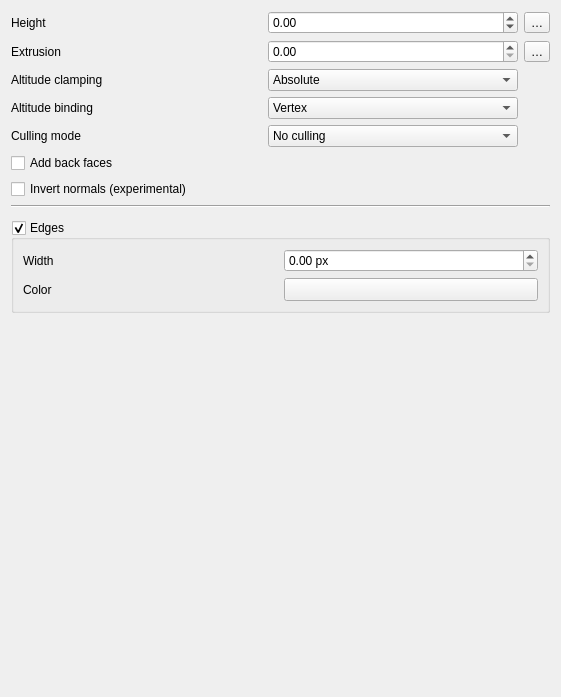
Qt form src/ui/3d/polygon3dsymbolwidget.ui (qgis/QGIS) before a commit.
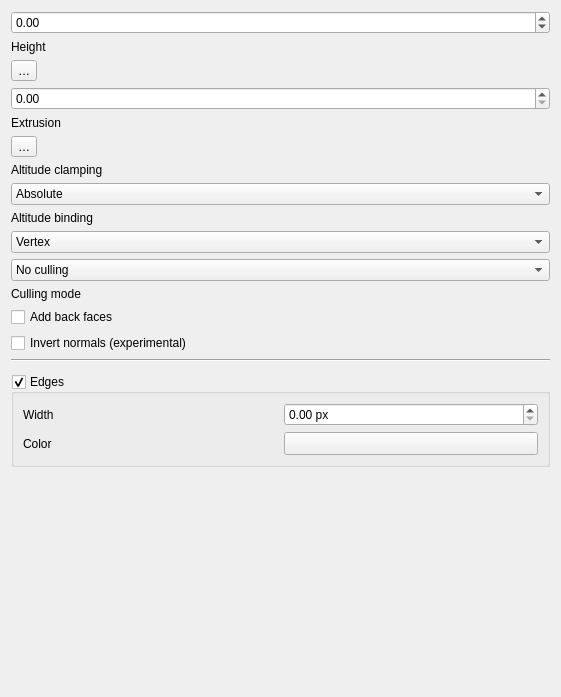
The same form after that commit. Custom widgets are drawn as their Qt base class.

Patch:
```diff
--- a/src/ui/3d/polygon3dsymbolwidget.ui
+++ b/src/ui/3d/polygon3dsymbolwidget.ui
@@ -13,55 +13,60 @@
   <property name="windowTitle">
    <string>Form</string>
   </property>
-  <layout class="QGridLayout" name="gridLayout_2">
-   <item row="4" column="0">
-    <widget class="QLabel" name="label_5">
+  <layout class="QVBoxLayout" name="verticalLayout">
+   <item>
+    <widget class="QgsDoubleSpinBox" name="spinHeight">
+     <property name="minimum">
+      <double>-99999.000000000000000</double>
+     </property>
+     <property name="maximum">
+      <double>99999.000000000000000</double>
+     </property>
+    </widget>
+   </item>
+   <item>
+    <widget class="QLabel" name="label">
      <property name="text">
-      <string>Culling mode</string>
+      <string>Height</string>
      </property>
     </widget>
    </item>
-   <item row="1" column="0">
+   <item>
+    <widget class="QgsPropertyOverrideButton" name="btnHeightDD">
+     <property name="text">
+      <string>…</string>
+     </property>
+    </widget>
+   </item>
+   <item>
+    <widget class="QgsDoubleSpinBox" name="spinExtrusion">
+     <property name="maximum">
+      <double>99999.000000000000000</double>
+     </property>
+    </widget>
+   </item>
+   <item>
     <widget class="QLabel" name="label_2">
      <property name="text">
       <string>Extrusion</string>
      </property>
     </widget>
    </item>
-   <item row="5" column="0">
-    <widget class="QCheckBox" name="chkAddBackFaces">
-     <property name="text">
-      <string>Add back faces</string>
-     </property>
-    </widget>
-   </item>
-   <item row="4" column="1">
-    <widget class="QComboBox" name="cboCullingMode">
-     <item>
-      <property name="text">
-       <string>No culling</string>
-      </property>
-     </item>
-     <item>
-      <property name="text">
-       <string>Front</string>
-      </property>
-     </item>
-     <item>
-      <property name="text">
-       <string>Back</string>
-      </property>
-     </item>
-    </widget>
-   </item>
-   <item row="1" column="2">
+   <item>
     <widget class="QgsPropertyOverrideButton" name="btnExtrusionDD">
      <property name="text">
       <string>…</string>
      </property>
     </widget>
    </item>
-   <item row="2" column="1">
+   <item>
+    <widget class="QLabel" name="label_3">
+     <property name="text">
+      <string>Altitude clamping</string>
+     </property>
+    </widget>
+   </item>
+   <item>
     <widget class="QComboBox" name="cboAltClamping">
      <item>
       <property name="text">
@@ -80,7 +85,78 @@
      </item>
     </widget>
    </item>
-   <item row="9" column="0" colspan="3">
+   <item>
+    <widget class="QLabel" name="label_4">
+     <property name="text">
+      <string>Altitude binding</string>
+     </property>
+    </widget>
+   </item>
+   <item>
+    <widget class="QComboBox" name="cboAltBinding">
+     <item>
+      <property name="text">
+       <string>Vertex</string>
+      </property>
+     </item>
+     <item>
+      <property name="text">
+       <string>Centroid</string>
+      </property>
+     </item>
+    </widget>
+   </item>
+   <item>
+    <widget class="QComboBox" name="cboCullingMode">
+     <item>
+      <property name="text">
+       <string>No culling</string>
+      </property>
+     </item>
+     <item>
+      <property name="text">
+       <string>Front</string>
+      </property>
+     </item>
+     <item>
+      <property name="text">
+       <string>Back</string>
+      </property>
+     </item>
+    </widget>
+   </item>
+   <item>
+    <widget class="QLabel" name="label_5">
+     <property name="text">
+      <string>Culling mode</string>
+     </property>
+    </widget>
+   </item>
+   <item>
+    <widget class="QCheckBox" name="chkAddBackFaces">
+     <property name="text">
+      <string>Add back faces</string>
+     </property>
+    </widget>
+   </item>
+   <item>
+    <widget class="QCheckBox" name="chkInvertNormals">
+     <property name="text">
+      <string>Invert normals (experimental)</string>
+     </property>
+    </widget>
+   </item>
+   <item>
+    <widget class="Line" name="line">
+     <property name="orientation">
+      <enum>Qt::Horizontal</enum>
+     </property>
+    </widget>
+   </item>
+   <item>
+    <widget class="QgsPhongMaterialWidget" name="widgetMaterial" native="true"/>
+   </item>
+   <item>
     <widget class="QGroupBox" name="groupEdges">
      <property name="title">
       <string>Edges</string>
@@ -141,83 +217,7 @@
      </layout>
     </widget>
    </item>
-   <item row="3" column="1">
-    <widget class="QComboBox" name="cboAltBinding">
-     <item>
-      <property name="text">
-       <string>Vertex</string>
-      </property>
-     </item>
-     <item>
-      <property name="text">
-       <string>Centroid</string>
-      </property>
-     </item>
-    </widget>
-   </item>
-   <item row="7" column="0" colspan="3">
-    <widget class="Line" name="line">
-     <property name="orientation">
-      <enum>Qt::Horizontal</enum>
-     </property>
-    </widget>
-   </item>
-   <item row="0" column="0">
-    <widget class="QLabel" name="label">
-     <property name="text">
-      <string>Height</string>
-     </property>
-    </widget>
-   </item>
-   <item row="0" column="2">
-    <widget class="QgsPropertyOverrideButton" name="btnHeightDD">
-     <property name="text">
-      <string>…</string>
-     </property>
-    </widget>
-   </item>
-   <item row="1" column="1">
-    <widget class="QgsDoubleSpinBox" name="spinExtrusion">
-     <property name="maximum">
-      <double>99999.000000000000000</double>
-     </property>
-    </widget>
-   </item>
-   <item row="2" column="0">
-    <widget class="QLabel" name="label_3">
-     <property name="text">
-      <string>Altitude clamping</string>
-     </property>
-    </widget>
-   </item>
-   <item row="0" column="1">
-    <widget class="QgsDoubleSpinBox" name="spinHeight">
-     <property name="minimum">
-      <double>-99999.000000000000000</double>
-     </property>
-     <property name="maximum">
-      <double>99999.000000000000000</double>
-     </property>
-    </widget>
-   </item>
-   <item row="8" column="0" colspan="3">
-    <widget class="QgsPhongMaterialWidget" name="widgetMaterial" native="true"/>
-   </item>
-   <item row="3" column="0">
-    <widget class="QLabel" name="label_4">
-     <property name="text">
-      <string>Altitude binding</string>
-     </property>
-    </widget>
-   </item>
-   <item row="6" column="0" colspan="2">
-    <widget class="QCheckBox" name="chkInvertNormals">
-     <property name="text">
-      <string>Invert normals (experimental)</string>
-     </property>
-    </widget>
-   </item>
-   <item row="10" column="0" colspan="3">
+   <item>
     <spacer name="verticalSpacer">
      <property name="orientation">
       <enum>Qt::Vertical</enum>
```
